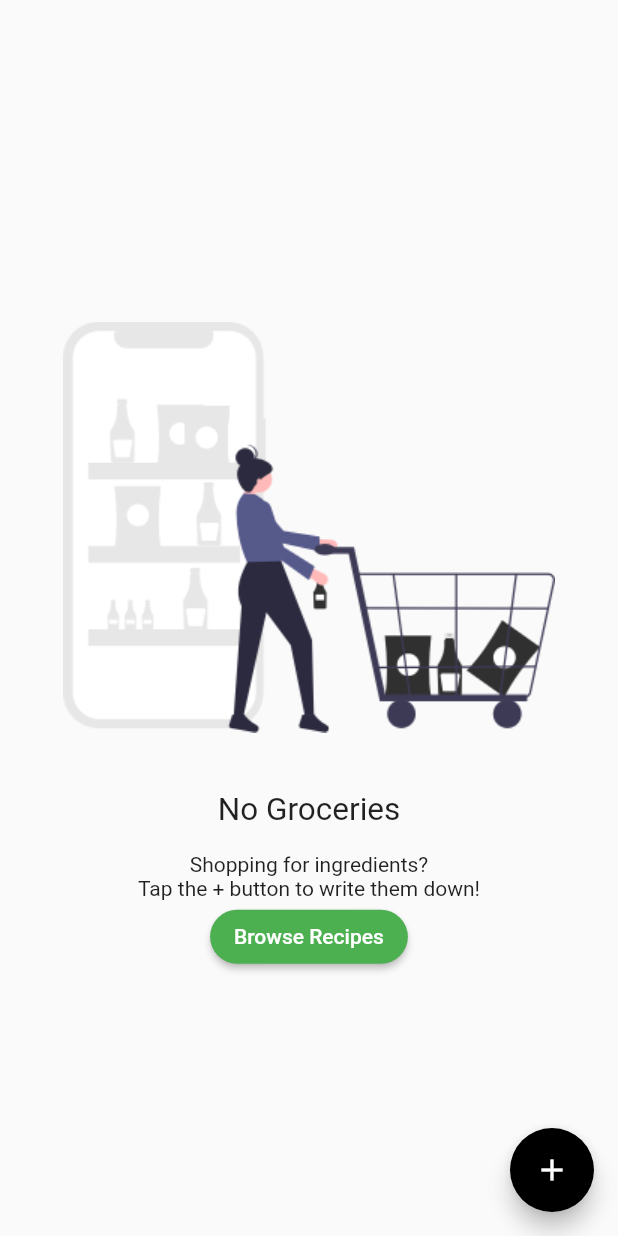
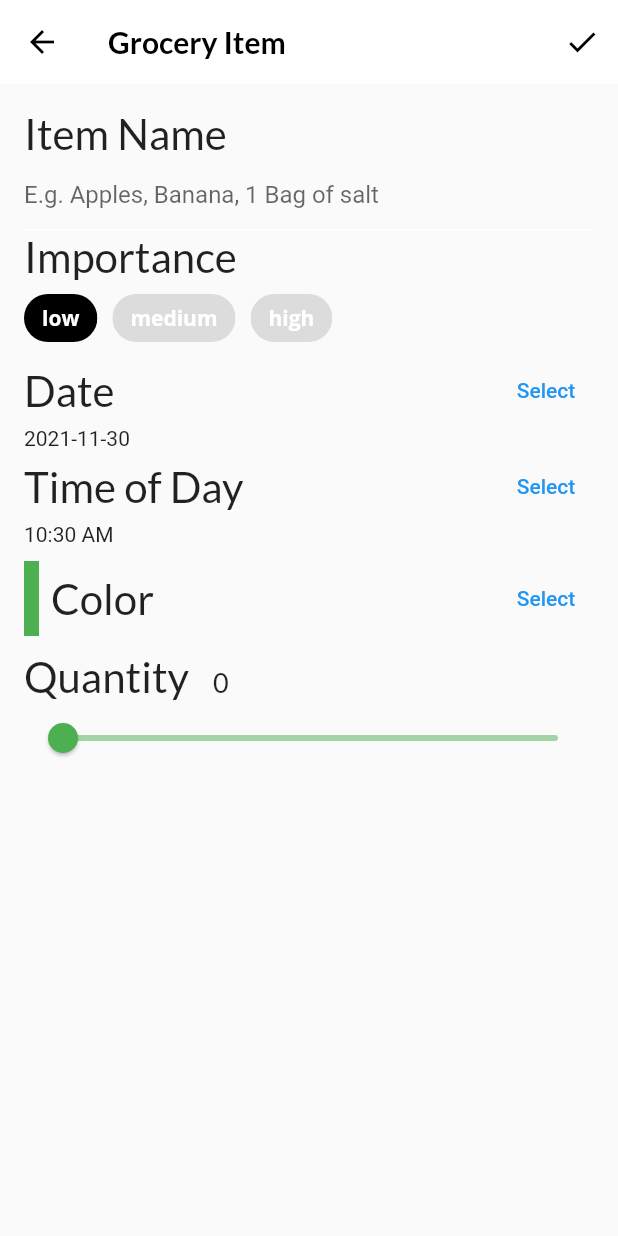
Before and after one commit to xsadra/Flutter-Apprentice, a Flutter app: the GroceryScreen screen opened directly, after a tap on the "add" icon, on a phone screen of 412 x 824 dp. Run offline on Flutter 3.47's test engine with Material 2 defaults, Android fonts, the phone set to English and light mode, and no system bars; our stand-ins replace flutter_colorpicker, google_fonts.

Commit message:
II-6.9-Creating the screen to add grocery items

```diff
--- /dev/null
+++ b/fooderlich/lib/screens/grocery_item_screen.dart
@@ -0,0 +1,340 @@
+import 'package:flutter/material.dart';
+import 'package:flutter_colorpicker/flutter_colorpicker.dart';
+import 'package:google_fonts/google_fonts.dart';
+import 'package:intl/intl.dart';
+
+import '../models/models.dart';
+
+class GroceryItemScreen extends StatefulWidget {
+  final Function(GroceryItem) onCreate;
+
+  final Function(GroceryItem) onUpdate;
+
+  final GroceryItem? originalItem;
+
+  final bool isUpdating;
+
+  const GroceryItemScreen({
+    Key? key,
+    required this.onCreate,
+    required this.onUpdate,
+    this.originalItem,
+  })  : isUpdating = (originalItem != null),
+        super(key: key);
+
+  @override
+  _GroceryItemScreenState createState() => _GroceryItemScreenState();
+}
+
+class _GroceryItemScreenState extends State<GroceryItemScreen> {
+  final _nameController = TextEditingController();
+  String _name = '';
+  Importance _importance = Importance.low;
+  DateTime _dueDate = DateTime.now();
+  TimeOfDay _timeOfDay = TimeOfDay.now();
+  Color _currentColor = Colors.green;
+  int _currentSliderValue = 0;
+
+  @override
+  void initState() {
+    final originalItem = widget.originalItem;
+    if (originalItem != null) {
+      _nameController.text = originalItem.name;
+      _name = originalItem.name;
+      _currentSliderValue = originalItem.quantity;
+      _importance = originalItem.importance;
+      _currentColor = originalItem.color;
+      final date = originalItem.date;
+      _timeOfDay = TimeOfDay(hour: date.hour, minute: date.minute);
+      _dueDate = date;
+    }
+
+    _nameController.addListener(() {
+      setState(() {
+        _name = _nameController.text;
+      });
+    });
+
+    super.initState();
+  }
+
+  @override
+  void dispose() {
+    _nameController.dispose();
+    super.dispose();
+  }
+
+  @override
+  Widget build(BuildContext context) {
+    // TODO 12: Add GroceryItemScreen Scaffold
+    return Scaffold(
+      appBar: AppBar(
+        actions: [
+          IconButton(
+            icon: const Icon(Icons.check),
+            onPressed: () {
+              // TODO 24: Add callback handler
+            },
+          )
+        ],
+        elevation: 0.0,
+        title: Text(
+          'Grocery Item',
+          style: GoogleFonts.lato(fontWeight: FontWeight.w600),
+        ),
+      ),
+      body: Container(
+        padding: const EdgeInsets.all(16.0),
+        child: ListView(
+          children: [
+            buildNameField(),
+            buildImportanceField(),
+            buildDateField(context),
+            buildTimeField(context),
+            const SizedBox(height: 10.0),
+            buildColorPicker(context),
+            const SizedBox(height: 10.0),
+            buildQuantityField(),
+
+            // TODO: 19: Add Grocery Tile
+          ],
+        ),
+      ),
+    );
+  }
+
+  Widget buildNameField() {
+    return Column(
+      crossAxisAlignment: CrossAxisAlignment.start,
+      children: [
+        Text(
+          'Item Name',
+          style: GoogleFonts.lato(fontSize: 28.0),
+        ),
+        TextField(
+          controller: _nameController,
+          cursorColor: _currentColor,
+          decoration: InputDecoration(
+            hintText: 'E.g. Apples, Banana, 1 Bag of salt',
+            enabledBorder: const UnderlineInputBorder(
+              borderSide: BorderSide(color: Colors.white),
+            ),
+            focusedBorder: UnderlineInputBorder(
+              borderSide: BorderSide(color: _currentColor),
+            ),
+            border: UnderlineInputBorder(
+              borderSide: BorderSide(color: _currentColor),
+            ),
+          ),
+        ),
+      ],
+    );
+  }
+
+  Widget buildImportanceField() {
+    return Column(
+      crossAxisAlignment: CrossAxisAlignment.start,
+      children: [
+        Text(
+          'Importance',
+          style: GoogleFonts.lato(fontSize: 28.0),
+        ),
+        Wrap(
+          spacing: 10.0,
+          children: [
+            ChoiceChip(
+              selectedColor: Colors.black,
+              selected: _importance == Importance.low,
+              label: const Text(
+                'low',
+                style: TextStyle(color: Colors.white),
+              ),
+              onSelected: (selected) {
+                setState(() => _importance = Importance.low);
+              },
+            ),
+            ChoiceChip(
+              selectedColor: Colors.black,
+              selected: _importance == Importance.medium,
+              label: const Text(
+                'medium',
+                style: TextStyle(color: Colors.white),
+              ),
+              onSelected: (selected) {
+                setState(() => _importance = Importance.medium);
+              },
+            ),
+            ChoiceChip(
+              selectedColor: Colors.black,
+              selected: _importance == Importance.high,
+              label: const Text(
+                'high',
+                style: TextStyle(color: Colors.white),
+              ),
+              onSelected: (selected) {
+                setState(() => _importance = Importance.high);
+              },
+            ),
+          ],
+        )
+      ],
+    );
+  }
+
+  Widget buildDateField(BuildContext context) {
+    return Column(
+      crossAxisAlignment: CrossAxisAlignment.start,
+      children: [
+        Row(
+          mainAxisAlignment: MainAxisAlignment.spaceBetween,
+          children: [
+            Text(
+              'Date',
+              style: GoogleFonts.lato(fontSize: 28.0),
+            ),
+            TextButton(
+              child: const Text('Select'),
+              onPressed: () async {
+                final currentDate = DateTime.now();
+
+                final selectedDate = await showDatePicker(
+                  context: context,
+                  initialDate: currentDate,
+                  firstDate: currentDate,
+                  lastDate: DateTime(currentDate.year + 5),
+                );
+
+                setState(() {
+                  if (selectedDate != null) {
+                    _dueDate = selectedDate;
+                  }
+                });
+              },
+            ),
+          ],
+        ),
+        Text(DateFormat('yyyy-MM-dd').format(_dueDate)),
+      ],
+    );
+  }
+
+  Widget buildTimeField(BuildContext context) {
+    return Column(
+      crossAxisAlignment: CrossAxisAlignment.start,
+      children: [
+        Row(
+          mainAxisAlignment: MainAxisAlignment.spaceBetween,
+          children: [
+            Text(
+              'Time of Day',
+              style: GoogleFonts.lato(fontSize: 28.0),
+            ),
+            TextButton(
+              child: const Text('Select'),
+              onPressed: () async {
+                final timeOfDay = await showTimePicker(
+                  initialTime: TimeOfDay.now(),
+                  context: context,
+                );
+
+                setState(() {
+                  if (timeOfDay != null) {
+                    _timeOfDay = timeOfDay;
+                  }
+                });
+              },
+            ),
+          ],
+        ),
+        Text(_timeOfDay.format(context)),
+      ],
+    );
+  }
+
+  Widget buildColorPicker(BuildContext context) {
+    return Row(
+      mainAxisAlignment: MainAxisAlignment.spaceBetween,
+      children: [
+        Row(
+          children: [
+            Container(
+              height: 50.0,
+              width: 10.0,
+              color: _currentColor,
+            ),
+            const SizedBox(width: 8.0),
+            Text(
+              'Color',
+              style: GoogleFonts.lato(fontSize: 28.0),
+            ),
+          ],
+        ),
+        TextButton(
+          child: const Text('Select'),
+          onPressed: () {
+            showDialog(
+              context: context,
+              builder: (context) {
+                return AlertDialog(
+                  content: BlockPicker(
+                    pickerColor: Colors.white,
+                    onColorChanged: (color) {
+                      setState(() => _currentColor = color);
+                    },
+                  ),
+                  actions: [
+                    TextButton(
+                      child: const Text('Save'),
+                      onPressed: () {
+                        Navigator.of(context).pop();
+                      },
+                    ),
+                  ],
+                );
+              },
+            );
+          },
+        ),
+      ],
+    );
+  }
+
+  Widget buildQuantityField() {
+    return Column(
+      crossAxisAlignment: CrossAxisAlignment.start,
+      children: [
+        Row(
+          crossAxisAlignment: CrossAxisAlignment.baseline,
+          textBaseline: TextBaseline.alphabetic,
+          children: [
+            Text(
+              'Quantity',
+              style: GoogleFonts.lato(fontSize: 28.0),
+            ),
+            const SizedBox(width: 16.0),
+            Text(
+              _currentSliderValue.toInt().toString(),
+              style: GoogleFonts.lato(fontSize: 18.0),
+            ),
+          ],
+        ),
+        Slider(
+          inactiveColor: _currentColor.withOpacity(0.5),
+          activeColor: _currentColor,
+          value: _currentSliderValue.toDouble(),
+          min: 0.0,
+          max: 100.0,
+          divisions: 100,
+          label: _currentSliderValue.toInt().toString(),
+          onChanged: (double value) {
+            setState(
+              () {
+                _currentSliderValue = value.toInt();
+              },
+            );
+          },
+        ),
+      ],
+    );
+  }
+}
--- a/fooderlich/lib/screens/grocery_screen.dart
+++ b/fooderlich/lib/screens/grocery_screen.dart
@@ -3,6 +3,7 @@ import 'package:provider/provider.dart';
 
 import '../models/models.dart';
 import 'empty_grocery_screen.dart';
+import 'grocery_item_screen.dart';
 
 class GroceryScreen extends StatelessWidget {
   const GroceryScreen({Key? key}) : super(key: key);
@@ -13,7 +14,21 @@ class GroceryScreen extends StatelessWidget {
       floatingActionButton: FloatingActionButton(
         child: const Icon(Icons.add),
         onPressed: () {
-          // TODO 11: Present GroceryItemScreen
+          final manager = Provider.of<GroceryManager>(context, listen: false);
+
+          Navigator.push(
+            context,
+            MaterialPageRoute(
+              builder: (context) => GroceryItemScreen(
+                onCreate: (item) {
+                  manager.addItem(item);
+
+                  Navigator.pop(context);
+                },
+                onUpdate: (item) {},
+              ),
+            ),
+          );
         },
       ),
       body: buildGroceryScreen(),
--- a/fooderlich/pubspec.yaml
+++ b/fooderlich/pubspec.yaml
@@ -11,6 +11,9 @@ dependencies:
     sdk: flutter
   google_fonts: ^2.1.0
   provider: ^6.0.1
+  flutter_colorpicker: ^1.0.2
+  intl: ^0.17.0
+  uuid: ^3.0.5
 
 
 dev_dependencies:
```
